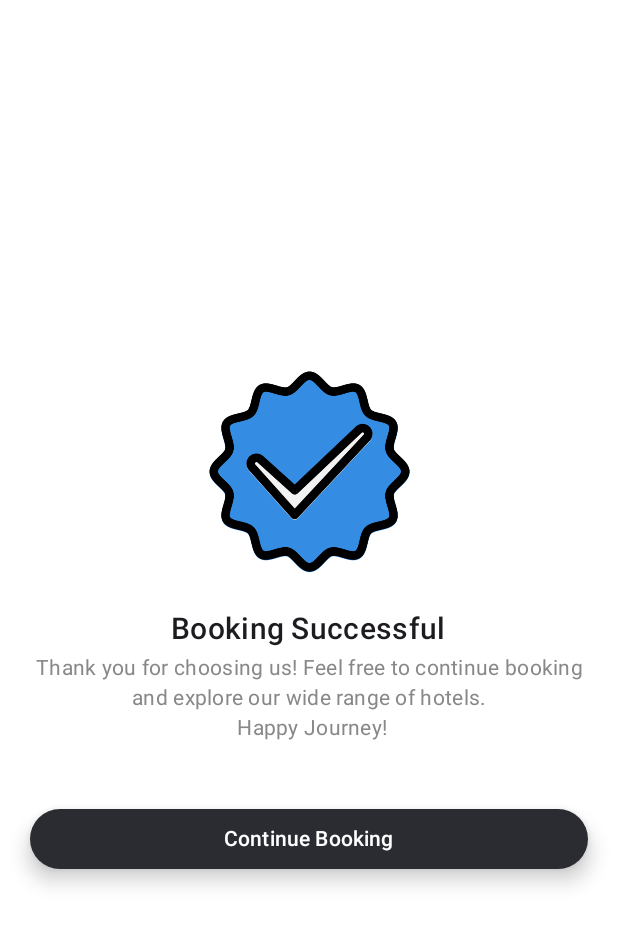
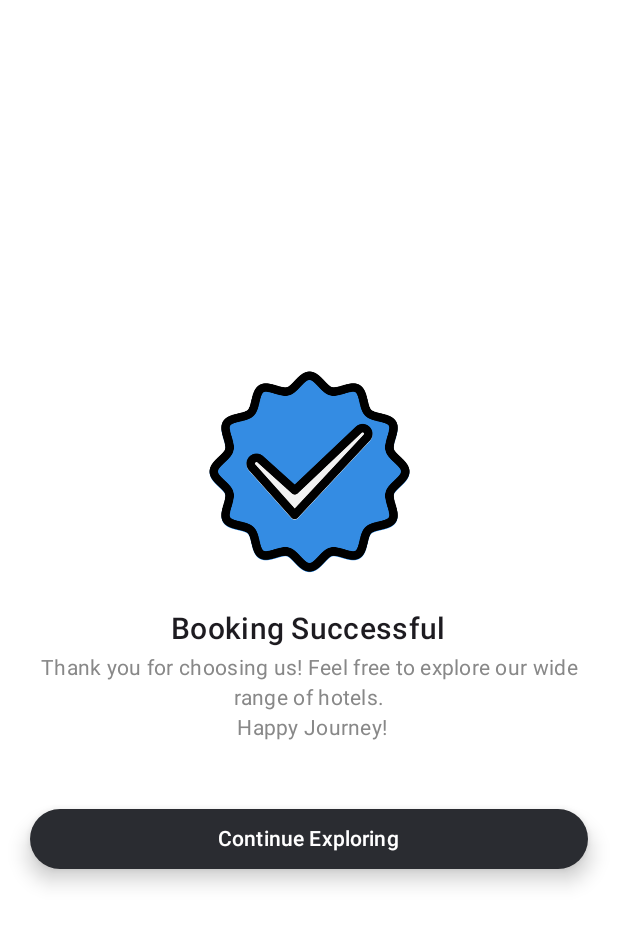
Before and after one commit to 30Bunny/Group9_MAPD721, an Android app built with Jetpack Compose: the BookingSuccessActivity screen opened directly, with no data from a screen before it, on a phone screen of 412 x 824 dp. Shown: the top 925 px of the screen. Run offline under Robolectric (Android 15) with nearby library versions, the phone set to English and light mode, and no system bars; pictures from the network do not load.

Commit message:
ui changes

```diff
--- a/app/src/main/java/com/mapd/group9_mapd721/screen/BookingSuccessActivity.kt
+++ b/app/src/main/java/com/mapd/group9_mapd721/screen/BookingSuccessActivity.kt
@@ -91,7 +91,7 @@ fun BookingSuccessScreen(){
         )
         Spacer(modifier = Modifier.height(4.dp))
         Text(
-            text = "Thank you for choosing us! Feel free to continue booking and explore our wide range of hotels.\n Happy Journey!",
+            text = "Thank you for choosing us! Feel free to explore our wide range of hotels.\n Happy Journey!",
             style = MaterialTheme.typography.bodyMedium,
             color = Color.Gray,
             textAlign = TextAlign.Center
@@ -110,7 +110,7 @@ fun BookingSuccessScreen(){
             ),
             modifier = Modifier.fillMaxWidth()
         ) {
-            Text(text = "Continue Booking")
+            Text(text = "Continue Exploring")
         }
     }
 }
```
